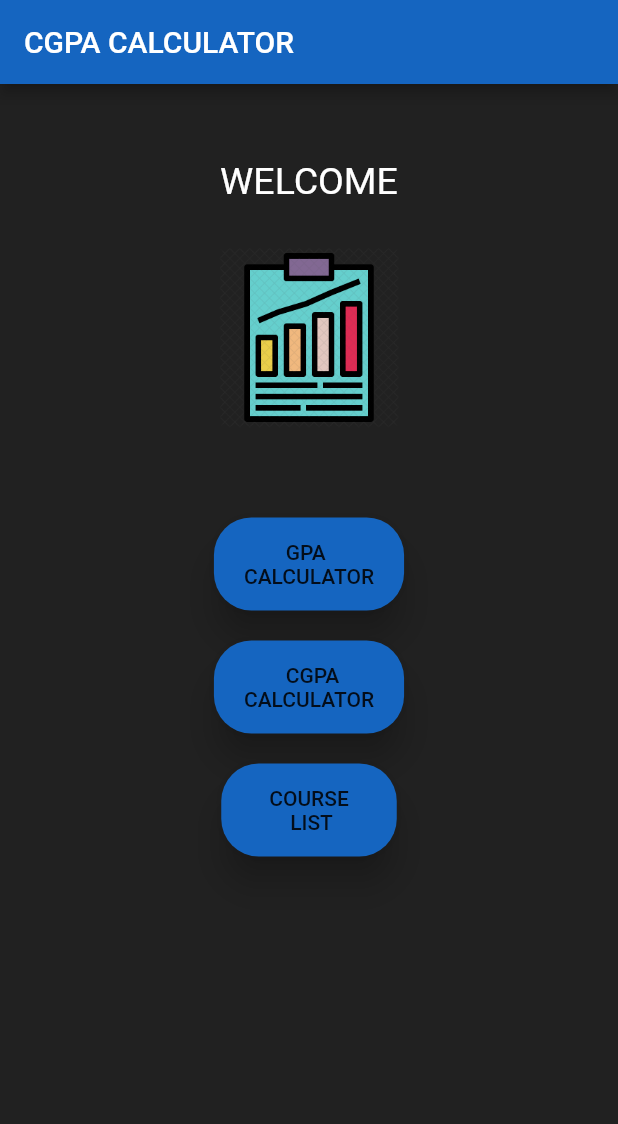
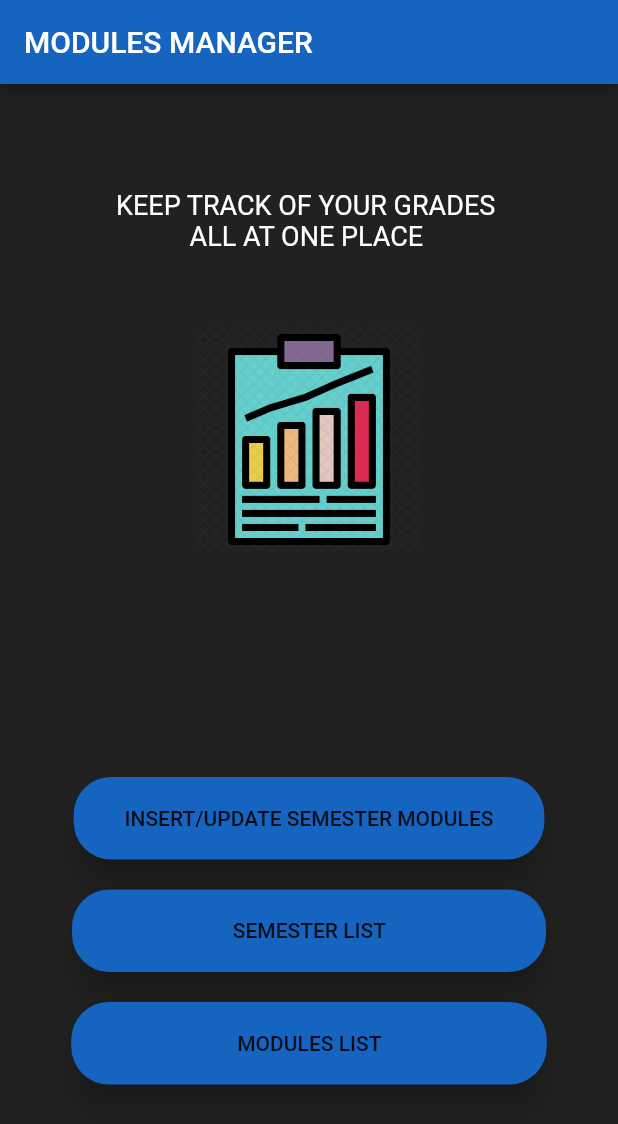
Before and after one commit to SharvinS/ModulesManager, a Flutter app: the screen it shows after launch, on a phone screen of 412 x 824 dp. Shown: the top 1124 px of the screen. Run offline on Flutter 3.47's test engine with Material 2 defaults, Android fonts, the light colour scheme and no system bars; our stand-ins replace sqflite; accounts and stored records are empty.

Commit message:
Updated homepage & semester details UI.

```diff
--- a/lib/CgpaCalculator.dart
+++ b/lib/CgpaCalculator.dart
@@ -41,9 +41,9 @@ class _CgpaCalculatorRoute extends State<CgpaCalculatorRoute> {
             appBar: AppBar(
               //create an app bar for the page
               backgroundColor:
-                  Colors.deepOrangeAccent[400], //color of the app bar
+                  Colors.blue[800], //color of the app bar
               title: Text(
-                "CGPA", //text displayed on the app bar
+                "MODULES MANAGER", //text displayed on the app bar
               ),
             ),
             body: new Material(
--- a/lib/Course.dart
+++ b/lib/Course.dart
@@ -17,8 +17,8 @@ class _CourseRoute extends State<CourseRoute> {
     return MaterialApp(
         home: Scaffold(   //create an empty whole page which is the main layout
             appBar: AppBar(   //create an app bar for the page
-              backgroundColor: Colors.deepOrangeAccent[400],    //color of the app bar
-                title: Text("Courses", //text displayed on the app bar
+              backgroundColor: Colors.blue[800],    //color of the app bar
+                title: Text("MODULES MANAGER", //text displayed on the app bar
               ),
             ),
             body: new Material(   //the body of the homepage
@@ -123,7 +123,7 @@ class _CourseRoute extends State<CourseRoute> {
                                 child: new Material(    //allows creation and  customization of a widget
                                   borderRadius: new BorderRadius.circular(25.0),  //curve edges of the widget
                                   elevation: 10.0,    //elevation value of the widget
-                                  color: Colors.deepOrangeAccent[400],    //color of the widget
+                                  color: Colors.blue[800],    //color of the widget
                                   child: MaterialButton(    //create a button within the material
                                     minWidth: 80.0,   //width of the button
                                     height: 20.0,   //height of the button
--- a/lib/main.dart
+++ b/lib/main.dart
@@ -19,7 +19,7 @@ class HomeScreen extends StatelessWidget {
     return new Scaffold( //create an empty whole page which is the main layout
       appBar: AppBar(     //create an app bar for the homepage
           backgroundColor: Colors.blue[800],    //color of the app bar
-          title: Text('CGPA CALCULATOR')    //text displayed on the app bar
+          title: Text('MODULES MANAGER')    //text displayed on the app bar
       ),
       body: new Material(   //the body of the homepage
         child: new Container( //contains all the content of the page body
@@ -27,20 +27,20 @@ class HomeScreen extends StatelessWidget {
           color: Colors.grey[900],    //background color of the homepage
           child: new Center(    //the position of the container set to center
             child: new Column(children: [   //a column to insert item
-              new Padding(padding: EdgeInsets.only(top: 20.0)),   //the distance between the app bar and column
+              new Padding(padding: EdgeInsets.only(top: 40.0)),   //the distance between the app bar and column
               new Text(   //insertion of text in the column
-                'WELCOME',
+                'KEEP TRACK OF YOUR GRADES \n           ALL AT ONE PLACE',
                 style: new TextStyle(   //styling of the text
                     color: Colors.white,    //color of the text
-                    fontSize: 25.0    //size of the text
+                    fontSize: 18.0    //size of the text
                 ),
               ),
-              new Padding(padding: EdgeInsets.only(top: 30.0)),   //spacing above the image
+              new Padding(padding: EdgeInsets.only(top: 50.0)),   //spacing above the image
               new Container(  //Container to insert an image.
-                child: Image.asset('assets/result.png', width: 120.0, height: 120.0,    //insertion of image file
+                child: Image.asset('assets/result.png', width: 150.0, height: 150.0,    //insertion of image file
                 ),
               ),
-              new Padding(padding: EdgeInsets.only(bottom: 50.0)), //spacing below the image
+              new Padding(padding: EdgeInsets.only(bottom: 140.0)), //spacing below the image
 
               //start of first button
               new Container(
@@ -51,7 +51,7 @@ class HomeScreen extends StatelessWidget {
                     color: Colors.blue[800],    //color of the widget
                     child: MaterialButton(    //create a button within the material
                         minWidth: 50.0,
-                        height: 50.0,//width of the button
+                        height: 55.0,//width of the button
                         padding: EdgeInsets.fromLTRB(20.0, 15.0, 20.0, 15.0),   // distance from text and border
 
                         //action upon clicking the button which navigates to the assigned page
@@ -63,7 +63,7 @@ class HomeScreen extends StatelessWidget {
                             ),
                           );
                         },
-                        child:  Text('        GPA\nCALCULATOR',)   //text displayed on the button
+                        child:  Text('    INSERT/UPDATE SEMESTER MODULES    ',)   //text displayed on the button
                     )
                 ),
               ),
@@ -77,7 +77,7 @@ class HomeScreen extends StatelessWidget {
                     color: Colors.blue[800],
                     child: MaterialButton(
                         minWidth: 50.0,
-                        height: 50.0,
+                        height: 55.0,
                         padding: EdgeInsets.fromLTRB(20.0, 15.0, 20.0, 15.0),
                         onPressed: () {
                           Navigator.push(
@@ -86,8 +86,7 @@ class HomeScreen extends StatelessWidget {
                                 builder: (context) => CgpaCalculatorRoute()),
                           );
                         },
-                        child:  Text('        CGPA\nCALCULATOR',
-                        )
+                        child:  Text('                         SEMESTER LIST                         ',)
                     )
                 ),
               ),
@@ -101,7 +100,7 @@ class HomeScreen extends StatelessWidget {
                     color: Colors.blue[800],
                     child: MaterialButton(
                         minWidth: 117.0,
-                        height: 50.0,
+                        height: 55.0,
                         padding: EdgeInsets.fromLTRB(20.0, 15.0, 20.0, 15.0),
                         onPressed: () {
                           Navigator.push(
@@ -110,7 +109,7 @@ class HomeScreen extends StatelessWidget {
                                 builder: (context) => CourseRoute()),
                           );
                         },
-                        child:  Text('COURSE\n    LIST',)
+                        child:  Text('                          MODULES LIST                          ',)
                     )
                 ),
               ),
```
Also changed, not shown: lib/GpaCalculator.dart (+16 -14 lines), lib/SemSubj.dart (+21 -9 lines), 1 other file.
